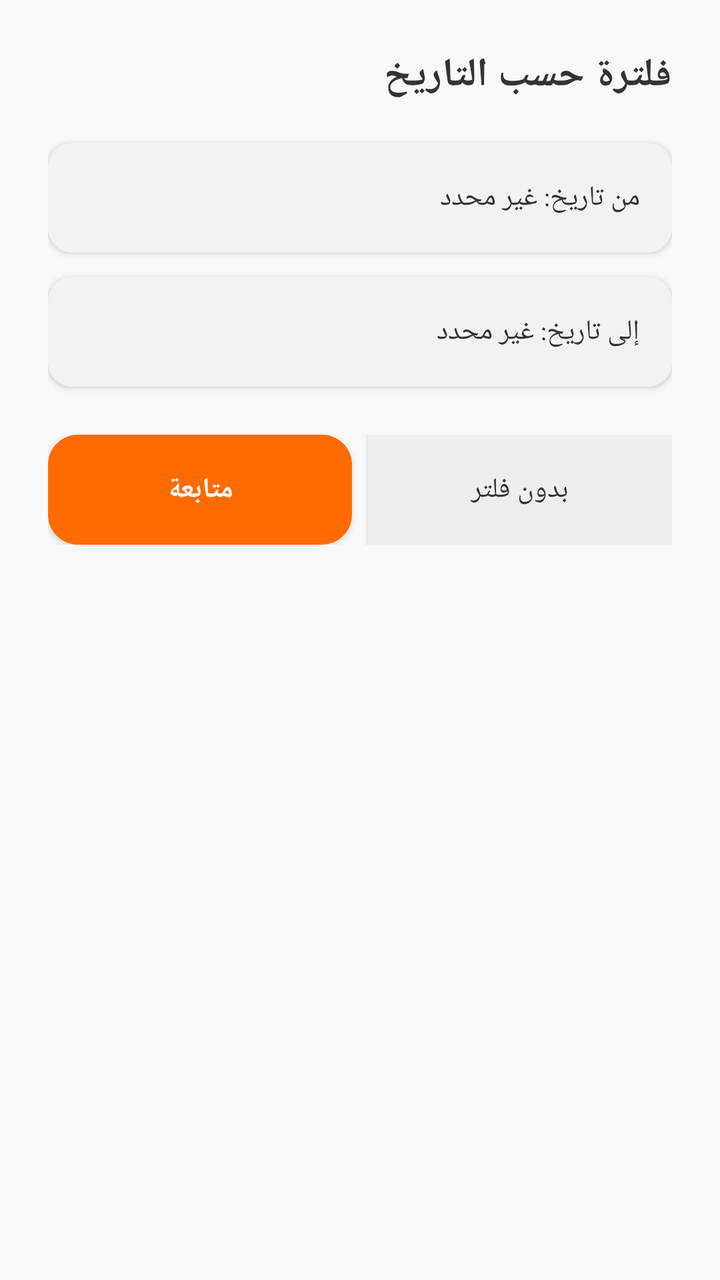
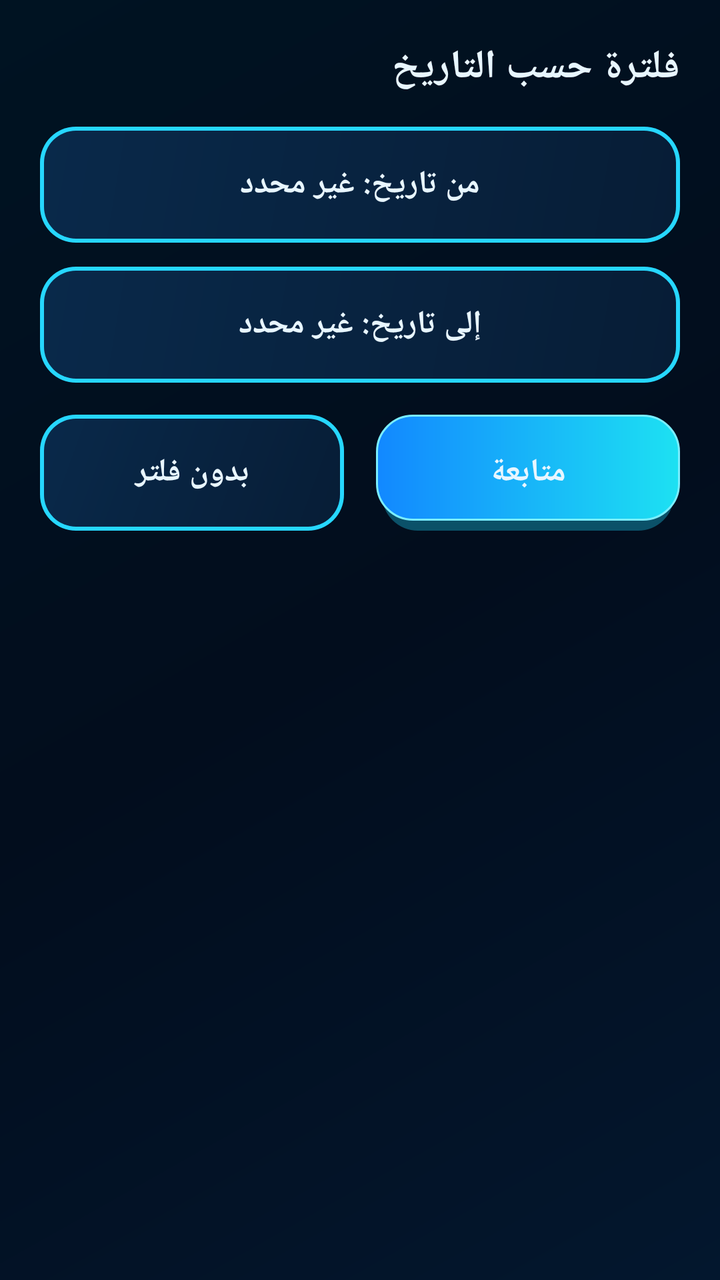

Screens rendered from an Android XML layout before and after an edit, with the pre-edit source and the edit as a unified diff.
<!-- AndroidManifest.xml: application theme Theme.TransferApp -->
<!-- res/layout/dialog_date_filter.xml -->
﻿<?xml version="1.0" encoding="utf-8"?><LinearLayout xmlns:android="http://schemas.android.com/apk/res/android" android:layout_width="match_parent" android:layout_height="wrap_content" android:orientation="vertical" android:layoutDirection="rtl" android:padding="24dp" android:background="@color/colorBackground"><TextView android:id="@+id/tv_dialog_title" android:layout_width="wrap_content" android:layout_height="wrap_content" android:text="فلترة حسب التاريخ" android:textSize="20sp" android:textStyle="bold" android:textColor="@color/colorTextPrimary" android:layout_marginBottom="20dp"/><androidx.appcompat.widget.AppCompatButton android:id="@+id/btn_pick_from" android:layout_width="match_parent" android:layout_height="55dp" android:text="من تاريخ: غير محدد" android:background="@drawable/bg_input_gray" android:layout_marginBottom="12dp" android:gravity="start|center_vertical" android:paddingStart="16dp" android:textColor="@color/colorTextPrimary"/><androidx.appcompat.widget.AppCompatButton android:id="@+id/btn_pick_to" android:layout_width="match_parent" android:layout_height="55dp" android:text="إلى تاريخ: غير محدد" android:background="@drawable/bg_input_gray" android:layout_marginBottom="24dp" android:gravity="start|center_vertical" android:paddingStart="16dp" android:textColor="@color/colorTextPrimary"/><LinearLayout android:layout_width="match_parent" android:layout_height="wrap_content" android:orientation="horizontal"><androidx.appcompat.widget.AppCompatButton android:id="@+id/btn_clear_dates" android:layout_width="0dp" android:layout_weight="1" android:layout_height="55dp" android:text="بدون فلتر" android:background="@color/colorDivider" android:textColor="@color/colorTextPrimary" android:layout_marginEnd="8dp"/><androidx.appcompat.widget.AppCompatButton android:id="@+id/btn_apply_dates" android:layout_width="0dp" android:layout_weight="1" android:layout_height="55dp" android:text="متابعة" android:textStyle="bold" android:background="@drawable/bg_rounded_orange" android:textColor="@color/colorTextOnPrimary" /></LinearLayout></LinearLayout>
<!-- resources referenced by this layout -->
<resources>
  <color name="colorBackground">#F8F9FA</color>
  <color name="colorDivider">#EEEEEE</color>
  <color name="colorTextOnPrimary">#FFFFFF</color>
  <color name="colorTextPrimary">#333333</color>
  <!-- drawable bg_input_gray (drawable) -->
  ﻿<?xml version="1.0" encoding="utf-8"?><shape xmlns:android="http://schemas.android.com/apk/res/android" android:shape="rectangle"><solid android:color="@color/colorInput" /><corners android:radius="12dp" /></shape>
  <!-- drawable bg_rounded_orange (drawable) -->
  ﻿<?xml version="1.0" encoding="utf-8"?><shape xmlns:android="http://schemas.android.com/apk/res/android" android:shape="rectangle"><solid android:color="@color/colorPrimary" /><corners android:radius="15dp" /></shape>
  <style name="Theme.TransferApp" parent="Theme.AppCompat.DayNight.NoActionBar">
          <item name="colorPrimary">@color/colorPrimary</item>
          <item name="colorPrimaryDark">@color/colorPrimaryDark</item>
          <item name="colorAccent">@color/cyan</item>
          <item name="colorControlActivated">@color/cyan</item>
          <item name="android:statusBarColor">@color/background</item>
          <item name="android:navigationBarColor">@color/background</item>
          <item name="android:windowLightStatusBar">false</item>
          <item name="android:windowLightNavigationBar">false</item>
      </style>
  <color name="colorInput">#F0F2F5</color>
  <color name="colorPrimary">#FF6B00</color>
  <color name="colorPrimaryDark">#E65100</color>
  <!-- unchanged entries left out for length: 2 -->
</resources>

<!-- the commit's change to res/layout/dialog_date_filter.xml (unified diff, before → after) -->
@@ -1 +1,53 @@
-﻿<?xml version="1.0" encoding="utf-8"?><LinearLayout xmlns:android="http://schemas.android.com/apk/res/android" android:layout_width="match_parent" android:layout_height="wrap_content" android:orientation="vertical" android:layoutDirection="rtl" android:padding="24dp" android:background="@color/colorBackground"><TextView android:id="@+id/tv_dialog_title" android:layout_width="wrap_content" android:layout_height="wrap_content" android:text="فلترة حسب التاريخ" android:textSize="20sp" android:textStyle="bold" android:textColor="@color/colorTextPrimary" android:layout_marginBottom="20dp"/><androidx.appcompat.widget.AppCompatButton android:id="@+id/btn_pick_from" android:layout_width="match_parent" android:layout_height="55dp" android:text="من تاريخ: غير محدد" android:background="@drawable/bg_input_gray" android:layout_marginBottom="12dp" android:gravity="start|center_vertical" android:paddingStart="16dp" android:textColor="@color/colorTextPrimary"/><androidx.appcompat.widget.AppCompatButton android:id="@+id/btn_pick_to" android:layout_width="match_parent" android:layout_height="55dp" android:text="إلى تاريخ: غير محدد" android:background="@drawable/bg_input_gray" android:layout_marginBottom="24dp" android:gravity="start|center_vertical" android:paddingStart="16dp" android:textColor="@color/colorTextPrimary"/><LinearLayout android:layout_width="match_parent" android:layout_height="wrap_content" android:orientation="horizontal"><androidx.appcompat.widget.AppCompatButton android:id="@+id/btn_clear_dates" android:layout_width="0dp" android:layout_weight="1" android:layout_height="55dp" android:text="بدون فلتر" android:background="@color/colorDivider" android:textColor="@color/colorTextPrimary" android:layout_marginEnd="8dp"/><androidx.appcompat.widget.AppCompatButton android:id="@+id/btn_apply_dates" android:layout_width="0dp" android:layout_weight="1" android:layout_height="55dp" android:text="متابعة" android:textStyle="bold" android:background="@drawable/bg_rounded_orange" android:textColor="@color/colorTextOnPrimary" /></LinearLayout></LinearLayout>
+﻿<?xml version="1.0" encoding="utf-8"?>
+<LinearLayout xmlns:android="http://schemas.android.com/apk/res/android"
+    android:layout_width="match_parent"
+    android:layout_height="wrap_content"
+    android:background="@android:color/transparent"
+    android:layoutDirection="rtl"
+    android:orientation="vertical"
+    android:padding="20dp">
+
+    <TextView
+        android:id="@+id/tv_dialog_title"
+        style="@style/DialogTitle"
+        android:layout_width="match_parent"
+        android:layout_height="wrap_content"
+        android:text="فلترة حسب التاريخ" />
+
+    <androidx.appcompat.widget.AppCompatButton
+        android:id="@+id/btn_pick_from"
+        style="@style/AppButton.Outline"
+        android:layout_width="match_parent"
+        android:layout_marginBottom="12dp"
+        android:text="من تاريخ: غير محدد" />
+
+    <androidx.appcompat.widget.AppCompatButton
+        android:id="@+id/btn_pick_to"
+        style="@style/AppButton.Outline"
+        android:layout_width="match_parent"
+        android:layout_marginBottom="16dp"
+        android:text="إلى تاريخ: غير محدد" />
+
+    <LinearLayout
+        android:layout_width="match_parent"
+        android:layout_height="wrap_content"
+        android:layoutDirection="rtl"
+        android:orientation="horizontal">
+
+        <androidx.appcompat.widget.AppCompatButton
+            android:id="@+id/btn_apply_dates"
+            style="@style/AppButton.Primary"
+            android:layout_width="0dp"
+            android:layout_marginEnd="8dp"
+            android:layout_weight="1"
+            android:text="متابعة" />
+
+        <androidx.appcompat.widget.AppCompatButton
+            android:id="@+id/btn_clear_dates"
+            style="@style/AppButton.Outline"
+            android:layout_width="0dp"
+            android:layout_marginStart="8dp"
+            android:layout_weight="1"
+            android:text="بدون فلتر" />
+    </LinearLayout>
+</LinearLayout>
<!-- resource entries referenced after the edit -->
@@ -1,13 +1,17 @@
 <!-- resources referenced by this layout -->
 <resources>
-  <color name="colorBackground">#F8F9FA</color>
-  <color name="colorDivider">#EEEEEE</color>
-  <color name="colorTextOnPrimary">#FFFFFF</color>
-  <color name="colorTextPrimary">#333333</color>
-  <!-- drawable bg_input_gray (drawable) -->
-  ﻿<?xml version="1.0" encoding="utf-8"?><shape xmlns:android="http://schemas.android.com/apk/res/android" android:shape="rectangle"><solid android:color="@color/colorInput" /><corners android:radius="12dp" /></shape>
-  <!-- drawable bg_rounded_orange (drawable) -->
-  ﻿<?xml version="1.0" encoding="utf-8"?><shape xmlns:android="http://schemas.android.com/apk/res/android" android:shape="rectangle"><solid android:color="@color/colorPrimary" /><corners android:radius="15dp" /></shape>
+  <style name="AppButton.Outline">
+          <item name="android:background">@drawable/bg_button_outline</item>
+      </style>
+  <style name="AppButton.Primary">
+          <item name="android:background">@drawable/bg_button_primary</item>
+      </style>
+  <style name="DialogTitle">
+          <item name="android:textColor">@color/text_primary</item>
+          <item name="android:textSize">20sp</item>
+          <item name="android:textStyle">bold</item>
+          <item name="android:layout_marginBottom">16dp</item>
+      </style>
   <style name="Theme.TransferApp" parent="Theme.AppCompat.DayNight.NoActionBar">
           <item name="colorPrimary">@color/colorPrimary</item>
           <item name="colorPrimaryDark">@color/colorPrimaryDark</item>
@@ -17,10 +21,101 @@
           <item name="android:navigationBarColor">@color/background</item>
           <item name="android:windowLightStatusBar">false</item>
           <item name="android:windowLightNavigationBar">false</item>
+          <item name="android:windowBackground">@drawable/bg_screen</item>
+          <item name="alertDialogTheme">@style/Theme.TransferApp.Dialog</item>
+          <item name="android:alertDialogTheme">@style/Theme.TransferApp.Dialog</item>
       </style>
-  <color name="colorInput">#F0F2F5</color>
-  <color name="colorPrimary">#FF6B00</color>
-  <color name="colorPrimaryDark">#E65100</color>
+  <!-- drawable bg_button_outline (drawable) -->
+  <?xml version="1.0" encoding="utf-8"?>
+  <layer-list xmlns:android="http://schemas.android.com/apk/res/android">
+      <item>
+          <shape android:shape="rectangle">
+              <corners android:radius="18dp" />
+              <solid android:color="#26D7FF" />
+          </shape>
+      </item>
+      <item
+          android:left="2dp"
+          android:top="2dp"
+          android:right="2dp"
+          android:bottom="2dp">
+          <shape android:shape="rectangle">
+              <corners android:radius="16dp" />
+              <gradient
+                  android:angle="135"
+                  android:startColor="#071D36"
+                  android:endColor="#09294A" />
+          </shape>
+      </item>
+  </layer-list>
+  <!-- drawable bg_button_primary (drawable) -->
+  <?xml version="1.0" encoding="utf-8"?>
+  <layer-list xmlns:android="http://schemas.android.com/apk/res/android">
+      <item
+          android:left="3dp"
+          android:top="5dp"
+          android:right="3dp">
+          <shape android:shape="rectangle">
+              <corners android:radius="18dp" />
+              <solid android:color="#5520D8FF" />
+          </shape>
+      </item>
+      <item android:bottom="5dp">
+          <shape android:shape="rectangle">
+              <corners android:radius="18dp" />
+              <gradient
+                  android:angle="0"
+                  android:startColor="#1288FF"
+                  android:endColor="#1DE1F2" />
+              <stroke
+                  android:width="1dp"
+                  android:color="#7AEEFF" />
+          </shape>
+      </item>
+  </layer-list>
+  <color name="text_primary">#E8F6FF</color>
+  <color name="colorPrimary">#20D8FF</color>
+  <color name="colorPrimaryDark">#128BFF</color>
+  <!-- drawable bg_screen (drawable) -->
+  <?xml version="1.0" encoding="utf-8"?>
+  <shape xmlns:android="http://schemas.android.com/apk/res/android"
+      android:shape="rectangle">
+      <gradient
+          android:angle="135"
+          android:startColor="#03172E"
+          android:centerColor="#020D1D"
+          android:endColor="#001322" />
+  </shape>
+  <style name="Theme.TransferApp.Dialog" parent="Theme.AppCompat.Dialog.Alert">
+          <item name="android:windowBackground">@drawable/bg_panel</item>
+          <item name="colorAccent">@color/cyan</item>
+          <item name="android:textColorPrimary">@color/text_primary</item>
+          <item name="android:textColorSecondary">@color/text_secondary</item>
+          <item name="android:textColor">@color/text_primary</item>
+          <item name="buttonBarPositiveButtonStyle">@style/DialogBarButton</item>
+          <item name="buttonBarNegativeButtonStyle">@style/DialogBarButton</item>
+          <item name="buttonBarNeutralButtonStyle">@style/DialogBarButton</item>
+      </style>
+  <!-- drawable bg_panel (drawable) -->
+  <?xml version="1.0" encoding="utf-8"?>
+  <shape xmlns:android="http://schemas.android.com/apk/res/android"
+      android:shape="rectangle">
+      <corners android:radius="20dp" />
+      <gradient
+          android:angle="135"
+          android:startColor="#B20A2948"
+          android:endColor="#A2041930" />
+      <stroke
+          android:width="1dp"
+          android:color="#3E91D8" />
+  </shape>
+  <color name="text_secondary">#8EC8F4</color>
+  <style name="DialogBarButton" parent="Widget.AppCompat.Button.Borderless">
+          <item name="android:textColor">@color/cyan</item>
+          <item name="android:textAllCaps">false</item>
+          <item name="android:textSize">16sp</item>
+          <item name="android:textStyle">bold</item>
+      </style>
   <!-- unchanged entries left out for length: 2 -->
 </resources>
 
